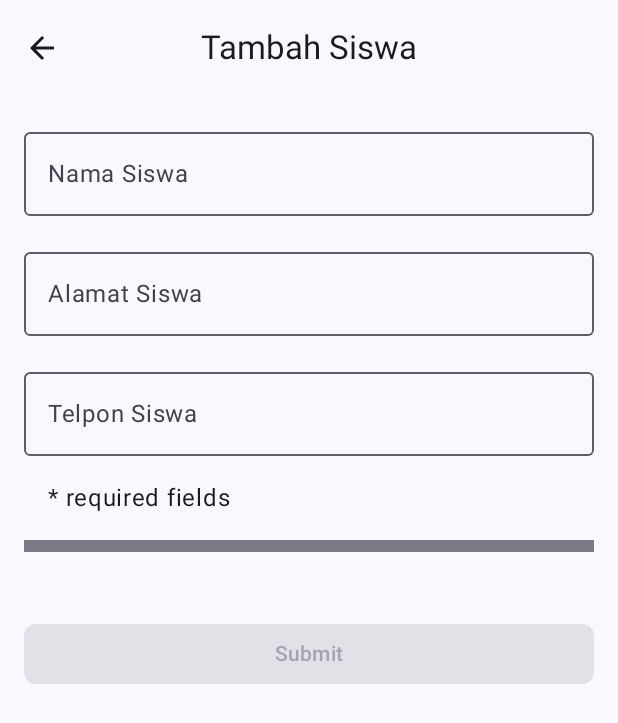
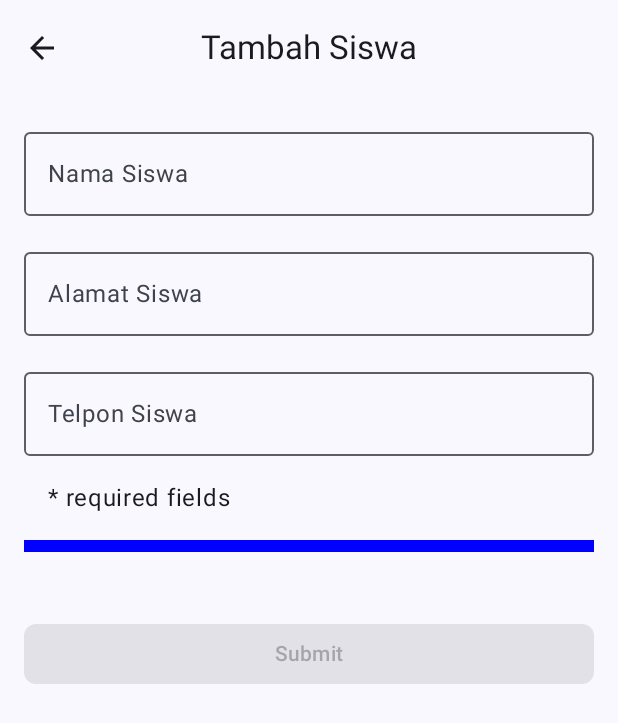
Before and after one commit to wpiskaa/0024_RoomDatabase, an Android app built with Jetpack Compose: the EntrySiswaScreen screen opened through its navigation route, on a phone screen of 412 x 824 dp. Shown: the top 723 px of the screen. Run offline under Robolectric (Android 15) with nearby library versions, the phone set to English and light mode, and no system bars; our stand-ins replace Room's generated code; 2 statements that could not run were skipped.

Commit message:
perbarui HalamanEntry menggunakan DestinasiEntry dan HorizontalDivider

```diff
--- a/app/src/main/java/com/example/pertemuan9/view/HalamanEntry.kt
+++ b/app/src/main/java/com/example/pertemuan9/view/HalamanEntry.kt
@@ -8,8 +8,8 @@ import androidx.compose.foundation.rememberScrollState
 import androidx.compose.foundation.text.KeyboardOptions
 import androidx.compose.foundation.verticalScroll
 import androidx.compose.material3.Button
-import androidx.compose.material3.Divider
 import androidx.compose.material3.ExperimentalMaterial3Api
+import androidx.compose.material3.HorizontalDivider
 import androidx.compose.material3.MaterialTheme
 import androidx.compose.material3.OutlinedTextField
 import androidx.compose.material3.Scaffold
@@ -18,24 +18,19 @@ import androidx.compose.material3.TopAppBarDefaults
 import androidx.compose.runtime.Composable
 import androidx.compose.runtime.rememberCoroutineScope
 import androidx.compose.ui.Modifier
+import androidx.compose.ui.graphics.Color
 import androidx.compose.ui.input.nestedscroll.nestedScroll
 import androidx.compose.ui.res.dimensionResource
 import androidx.compose.ui.res.stringResource
 import androidx.compose.ui.text.input.KeyboardType
 import androidx.lifecycle.viewmodel.compose.viewModel
 import com.example.pertemuan9.R
-import com.example.pertemuan9.uicontroller.DestinasiNavigasi
-import com.example.pertemuan9.uicontroller.SiswaTopAppBar
+import com.example.pertemuan9.uicontroller.DestinasiEntry
 import com.example.pertemuan9.viewmodel.DetailSiswa
 import com.example.pertemuan9.viewmodel.EntryViewModel
 import com.example.pertemuan9.viewmodel.PenyediaViewModel
 import com.example.pertemuan9.viewmodel.UIStateSiswa
 import kotlinx.coroutines.launch
-
-object DestinasiEntry: DestinasiNavigasi {
-    override val route = "item_entry"
-    override val titleRes = R.string.entry_siswa
-}
 
 @OptIn(ExperimentalMaterial3Api::class)
 @Composable
@@ -46,15 +41,17 @@ fun EntrySiswaScreen(
 ) {
     val coroutineScope = rememberCoroutineScope()
     val scrollBehavior = TopAppBarDefaults.enterAlwaysScrollBehavior()
-    Scaffold (
+    Scaffold(
         modifier = modifier.nestedScroll(scrollBehavior.nestedScrollConnection),
         topBar = {
             SiswaTopAppBar(
                 title = stringResource(DestinasiEntry.titleRes),
                 canNavigateBack = true,
-                scrollBehavior = scrollBehavior
+                scrollBehavior = scrollBehavior,
+                navigateUp = navigateBack
             )
-        }) { innerPadding ->
+        }
+    ) { innerPadding ->
         EntrySiswaBody(
             uiStateSiswa = viewModel.uiStateSiswa,
             onSiswaValueChange = viewModel::updateUiState,
@@ -106,14 +103,14 @@ fun FormInputSiswa(
     modifier: Modifier = Modifier,
     onValueChange: (DetailSiswa) -> Unit = {},
     enabled: Boolean = true
-){
+) {
     Column(
         modifier = modifier,
         verticalArrangement = Arrangement.spacedBy(dimensionResource(id = R.dimen.padding_medium))
-    ){
+    ) {
         OutlinedTextField(
             value = detailSiswa.nama,
-            onValueChange = {onValueChange(detailSiswa.copy(nama=it)) },
+            onValueChange = { onValueChange(detailSiswa.copy(nama = it)) },
             label = { Text(stringResource(R.string.nama)) },
             modifier = Modifier.fillMaxWidth(),
             enabled = enabled,
@@ -121,7 +118,7 @@ fun FormInputSiswa(
         )
         OutlinedTextField(
             value = detailSiswa.alamat,
-            onValueChange = {onValueChange(detailSiswa.copy(alamat=it))},
+            onValueChange = { onValueChange(detailSiswa.copy(alamat = it)) },
             label = { Text(stringResource(R.string.alamat)) },
             modifier = Modifier.fillMaxWidth(),
             enabled = enabled,
@@ -129,7 +126,7 @@ fun FormInputSiswa(
         )
         OutlinedTextField(
             value = detailSiswa.telpon,
-            onValueChange = {onValueChange(detailSiswa.copy(telpon = it))},
+            onValueChange = { onValueChange(detailSiswa.copy(telpon = it)) },
             keyboardOptions = KeyboardOptions(keyboardType = KeyboardType.Number),
             label = { Text(text = stringResource(R.string.telpon)) },
             modifier = Modifier.fillMaxWidth(),
@@ -143,9 +140,12 @@ fun FormInputSiswa(
                 modifier = Modifier.padding(start = dimensionResource(id = R.dimen.padding_medium))
             )
         }
-        Divider(
-            thickness = dimensionResource(R.dimen.padding_small),
-            modifier = Modifier.padding(bottom = dimensionResource(R.dimen.padding_medium))
+        HorizontalDivider(
+            modifier = Modifier.padding(
+                bottom = dimensionResource(id = R.dimen.padding_medium)
+            ),
+            thickness = dimensionResource(id = R.dimen.padding_small),
+            color = Color.Blue
         )
     }
 }
```
